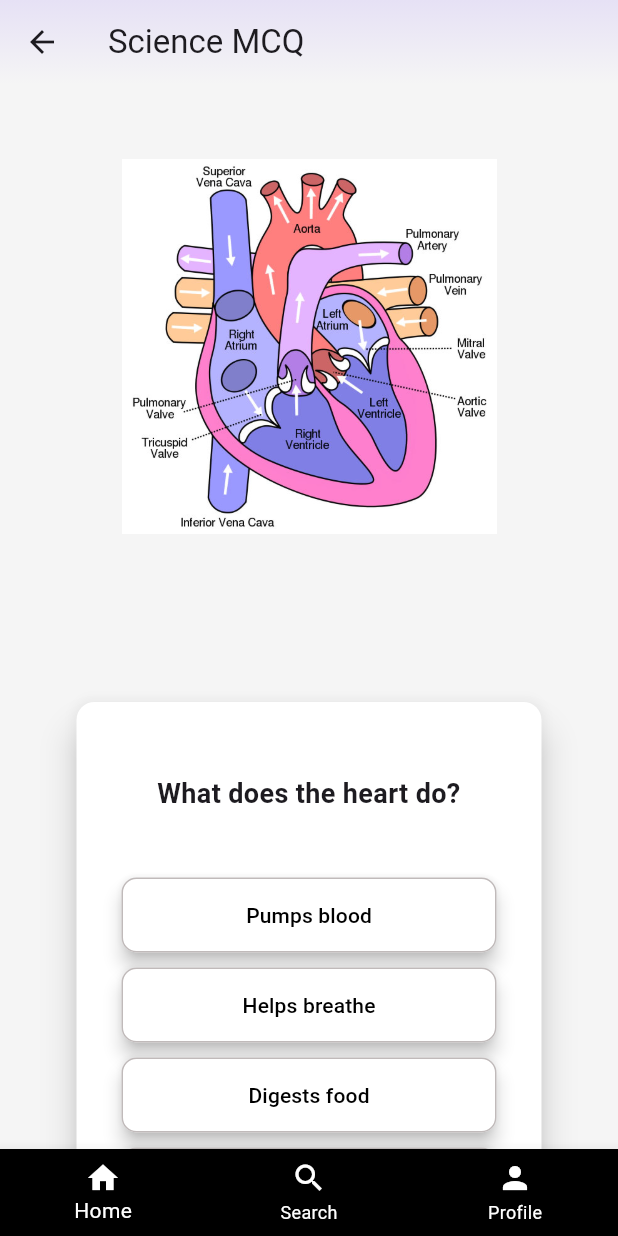
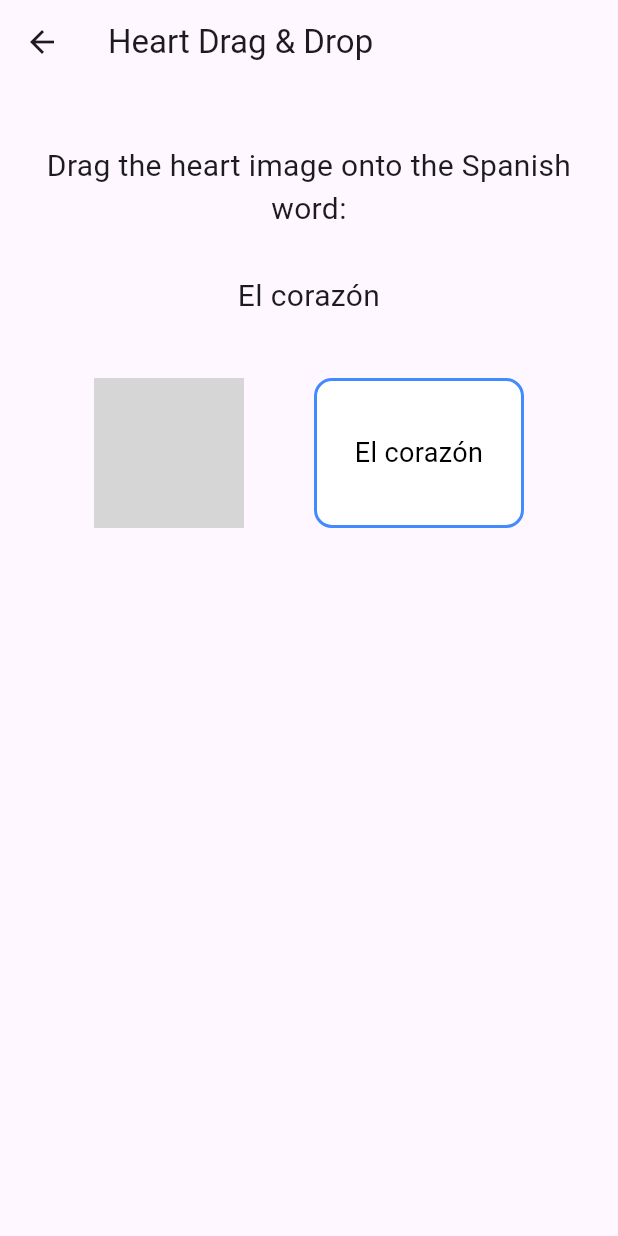
Before and after one commit to rahus12/BioAppDR, a Flutter app: the screen it shows after launch, after a tap on "Start", on a phone screen of 412 x 824 dp. Run offline on Flutter 3.47's test engine with Material 3 defaults, Android fonts, the light colour scheme and no system bars; our stand-ins replace flutter_tts; grey boxes are pictures that could not be loaded.

Commit message:
drag and drop

```diff
--- a/lib/main.dart
+++ b/lib/main.dart
@@ -3,6 +3,7 @@ import 'package:bioappdr/pages/lesson.dart';
 import 'package:bioappdr/pages/mcq.dart';
 import 'package:flutter/material.dart';
 import 'package:bioappdr/pages/profile_page.dart';
+import 'package:bioappdr/pages/DragDropQuizPage.dart';
 
 void main() {
   runApp(MaterialApp(
@@ -10,7 +11,8 @@ void main() {
     routes: {
       '/': (context) => const Home(),
       '/question': (context) => Mcq(),
-      '/lesson': (context) => Lesson()
+      '/lesson': (context) => Lesson(),
+      '/dragdropquiz' : (context) => DragDropQuizPage()
     },
   ));
 }
--- /dev/null
+++ b/lib/pages/DragDropQuizPage.dart
@@ -0,0 +1,114 @@
+import 'package:flutter/material.dart';
+
+class DragDropQuizPage extends StatefulWidget {
+  const DragDropQuizPage({Key? key}) : super(key: key);
+
+  @override
+  State<DragDropQuizPage> createState() => _DragDropQuizPageState();
+}
+
+class _DragDropQuizPageState extends State<DragDropQuizPage> {
+  // Track if the user has successfully matched the image
+  bool isMatched = false;
+
+  @override
+  Widget build(BuildContext context) {
+    return Scaffold(
+      appBar: AppBar(
+        title: const Text("Heart Drag & Drop"),
+      ),
+      body: SingleChildScrollView(
+        child: Center(
+          child: Padding(
+            padding: const EdgeInsets.symmetric(vertical: 40, horizontal: 16),
+            child: Column(
+              children: [
+                // Instructions
+                const Text(
+                  "Drag the heart image onto the Spanish word:\n\nEl corazón",
+                  textAlign: TextAlign.center,
+                  style: TextStyle(fontSize: 20),
+                ),
+                const SizedBox(height: 40),
+
+                // Draggable + DragTarget row
+                Row(
+                  mainAxisAlignment: MainAxisAlignment.spaceEvenly,
+                  children: [
+                    // Draggable image of the heart
+                    Draggable<String>(
+                      data: "El corazón",
+                      feedback: Material(
+                        color: Colors.transparent,
+                        child: Image.asset(
+                          'assets/images/heart.png',
+                          width: 100,
+                          height: 100,
+                        ),
+                      ),
+                      childWhenDragging: Opacity(
+                        opacity: 0.3,
+                        child: Image.asset(
+                          'assets/images/heart.png',
+                          width: 100,
+                          height: 100,
+                        ),
+                      ),
+                      child: Image.asset(
+                        'assets/images/heart.png',
+                        width: 100,
+                        height: 100,
+                      ),
+                    ),
+
+                    // DragTarget expecting "El corazón"
+                    DragTarget<String>(
+                      onAccept: (data) {
+                        if (data == "El corazón") {
+                          setState(() {
+                            isMatched = true;
+                          });
+                        }
+                      },
+                      builder: (context, candidateData, rejectedData) {
+                        return Container(
+                          width: 140,
+                          height: 100,
+                          alignment: Alignment.center,
+                          decoration: BoxDecoration(
+                            border: Border.all(color: Colors.blueAccent, width: 2),
+                            borderRadius: BorderRadius.circular(12),
+                            color: isMatched
+                                ? Colors.green.withOpacity(0.2)
+                                : Colors.white,
+                          ),
+                          child: Text(
+                            isMatched ? "Matched: El corazón" : "El corazón",
+                            textAlign: TextAlign.center,
+                            style: TextStyle(
+                              fontSize: 18,
+                              color: isMatched ? Colors.green[800] : Colors.black,
+                            ),
+                          ),
+                        );
+                      },
+                    ),
+                  ],
+                ),
+                const SizedBox(height: 40),
+
+                // Show a success message if matched
+                if (isMatched)
+                  const Text(
+                    "¡Excelente!\nYou matched the heart image with \"El corazón\".",
+                    textAlign: TextAlign.center,
+                    style: TextStyle(fontSize: 18, color: Colors.green),
+                  ),
+              ],
+            ),
+          ),
+        ),
+      ),
+    );
+  }
+}
--- a/lib/pages/Home.dart
+++ b/lib/pages/Home.dart
@@ -1,4 +1,5 @@
 import 'package:flutter/material.dart';
+// Update these imports to match your project structure:
 import 'package:bioappdr/components/indexcard.dart';
 import 'package:bioappdr/pages/profile_page.dart';
 
@@ -34,14 +35,15 @@ class _HomeState extends State<Home> {
       body: Container(
         color: const Color(0xFFF5F5F5),
         padding: const EdgeInsets.fromLTRB(40, 20, 40, 0),
+        child: SingleChildScrollView(
           child: Column(
             crossAxisAlignment: CrossAxisAlignment.start,
             children: [
-            // Row for "Hi, Jane" and Profile Picture
+              // Greeting + Profile Picture
               Row(
                 mainAxisAlignment: MainAxisAlignment.spaceBetween,
                 children: [
-                // Text Column
+                  // Greeting Text
                   Column(
                     crossAxisAlignment: CrossAxisAlignment.start,
                     children: const [
@@ -50,7 +52,6 @@ class _HomeState extends State<Home> {
                         style: TextStyle(
                           fontSize: 36,
                           fontWeight: FontWeight.w600,
-                        // letterSpacing is 1% of 36 => 0.36, but you can adjust
                           letterSpacing: 0.36,
                         ),
                       ),
@@ -63,20 +64,10 @@ class _HomeState extends State<Home> {
                       ),
                     ],
                   ),
-
                   // Profile Picture (tap to go to ProfilePage)
                   InkWell(
                     onTap: () {
-                    Navigator.push(
-                      context,
-                      MaterialPageRoute(
-                        builder: (context) => const ProfilePage(
-                          name: "Jane",
-                          surname: "Doe",
-                          phoneNumber: "123-456-7890",
-                        ),
-                      ),
-                    );
+                      Navigator.pushNamed(context, '/profile');
                     },
                     child: const CircleAvatar(
                       backgroundImage: AssetImage('assets/chunli.jpg'),
@@ -87,7 +78,7 @@ class _HomeState extends State<Home> {
               ),
               const SizedBox(height: 40),
 
-            // "Explore" text
+              // "Explore"
               const Text(
                 "Explore",
                 style: TextStyle(
@@ -95,21 +86,27 @@ class _HomeState extends State<Home> {
                   fontWeight: FontWeight.w500,
                 ),
               ),
+              const SizedBox(height: 20),
 
-            // Quiz index cards
+              // Heart Quiz -> navigates to Drag & Drop Quiz
               IndexCard(
                 title: "Heart Quiz",
                 questions: "13",
                 progress: "17",
-              onPress: "/question",
+                onPress: "/dragdropquiz", // <-- Route for your drag-drop page
               ),
+
+              // Another card
               IndexCard(
                 title: "Learn lessons? (change the name)",
                 questions: "23",
                 progress: "0",
-              onPress: "/lesson",
+                onPress: "/lesson", // or another route
               ),
+
+              const SizedBox(height: 40),
             ],
+          ),
         ),
       ),
       bottomNavigationBar: BottomNavigationBar(
--- a/lib/pages/mcq.dart
+++ b/lib/pages/mcq.dart
@@ -1,13 +1,25 @@
-/*
-Need to build the MCQ page, which idealy has a picture and 4 options.
-Questions can later come from FireBase
-For now use a list if u want
- */
-
-
 import 'package:flutter/material.dart';
 
+void main() {
+  runApp(const MyApp());
+}
+
+class MyApp extends StatelessWidget {
+  const MyApp({Key? key}) : super(key: key);
+
+  @override
+  Widget build(BuildContext context) {
+    return MaterialApp(
+      title: 'MCQ App',
+      debugShowCheckedModeBanner: false,
+      home: const Mcq(),
+    );
+  }
+}
+
 class Mcq extends StatefulWidget {
+  const Mcq({Key? key}) : super(key: key);
+
   @override
   _McqState createState() => _McqState();
 }
@@ -34,14 +46,15 @@ class _McqState extends State<Mcq> {
   ];
 
   void nextQuestion(String selectedOption) {
+    // Here you could also check for the correctness of the answer
     if (currentIndex < questions.length - 1) {
       setState(() {
         currentIndex++;
       });
     } else {
-      // Reset Mcq or navigate to a results screen
+      // Restart the quiz or navigate to a results screen
       setState(() {
-        currentIndex = 0; // Restart Mcq
+        currentIndex = 0;
       });
     }
   }
@@ -50,10 +63,7 @@ class _McqState extends State<Mcq> {
   Widget build(BuildContext context) {
     return Scaffold(
       appBar: AppBar(
-        title: const Text(
-          "Science MCQ",
-          // style: TextStyle(fontWeight: FontWeight.w500),
-        ),
+        title: const Text("Science MCQ"),
         flexibleSpace: Container(
           decoration: const BoxDecoration(
             gradient: LinearGradient(
@@ -67,12 +77,15 @@ class _McqState extends State<Mcq> {
           ),
         ),
       ),
-      body: Center(
+      // Wrap the content in SingleChildScrollView to avoid overflow
+      body: SingleChildScrollView(
+        child: Center(
           child: QuestionCard(
             imagePath: questions[currentIndex]["image"],
             question: questions[currentIndex]["question"],
             options: List<String>.from(questions[currentIndex]["options"]),
             onOptionSelected: nextQuestion,
+          ),
         ),
       ),
       bottomNavigationBar: BottomNavigationBar(
@@ -92,8 +105,8 @@ class _McqState extends State<Mcq> {
             icon: Icon(Icons.person),
             label: 'Profile',
           ),
-        ]
-      )
+        ],
+      ),
     );
   }
 }
@@ -109,50 +122,59 @@ class QuestionCard extends StatelessWidget {
     required this.question,
     required this.options,
     required this.onOptionSelected,
-    super.key,
-  });
+    Key? key,
+  }) : super(key: key);
 
   @override
   Widget build(BuildContext context) {
     return Container(
       width: double.infinity,
-      color: Color(0xFFF5F5F5),
+      color: const Color(0xFFF5F5F5),
       child: Column(
         children: [
           Padding(
-            padding: const EdgeInsets.fromLTRB(0,50,0,100),
+            padding: const EdgeInsets.fromLTRB(0, 50, 0, 100),
             child: Image.asset(imagePath, height: 250),
-          ), // Display image on top,
+          ),
           Padding(
             padding: const EdgeInsets.all(8.0),
             child: Card(
               color: Colors.white,
               elevation: 10,
               child: Padding(
-                padding: const EdgeInsets.fromLTRB(10,40,10,20),
+                padding: const EdgeInsets.fromLTRB(10, 40, 10, 20),
                 child: Column(
                   mainAxisAlignment: MainAxisAlignment.center,
                   children: [
                     Padding(
                       padding: const EdgeInsets.all(8.0),
-                      child: Text(question, textAlign: TextAlign.center, style: TextStyle(fontSize: 18, fontWeight: FontWeight.bold)),
+                      child: Text(
+                        question,
+                        textAlign: TextAlign.center,
+                        style: const TextStyle(
+                          fontSize: 18,
+                          fontWeight: FontWeight.bold,
                         ),
-                    SizedBox(height: 30,),
+                      ),
+                    ),
+                    const SizedBox(height: 30),
                     Column(
                       children: options.map((option) {
                         return Padding(
-                          padding: const EdgeInsets.symmetric(vertical: 5, horizontal: 20),
+                          padding: const EdgeInsets.symmetric(
+                              vertical: 5, horizontal: 20),
                           child: ElevatedButton(
                             onPressed: () => onOptionSelected(option),
                             style: ElevatedButton.styleFrom(
-                              minimumSize: Size(250, 50),
+                              minimumSize: const Size(250, 50),
                               backgroundColor: Colors.white,
                               foregroundColor: Colors.black,
                               elevation: 5,
                               shape: RoundedRectangleBorder(
                                 borderRadius: BorderRadius.circular(10),
-                                  side: BorderSide(color: Color(0xFFC0BABA))
-                              )
+                                side: const BorderSide(
+                                    color: Color(0xFFC0BABA)),
+                              ),
                             ),
                             child: Text(option),
                           ),
```
Also changed, not shown: lib/pages/Quiz.dart (+211 -0 lines), 4 other files. Lines whose indentation alone changed are shown as unchanged.
